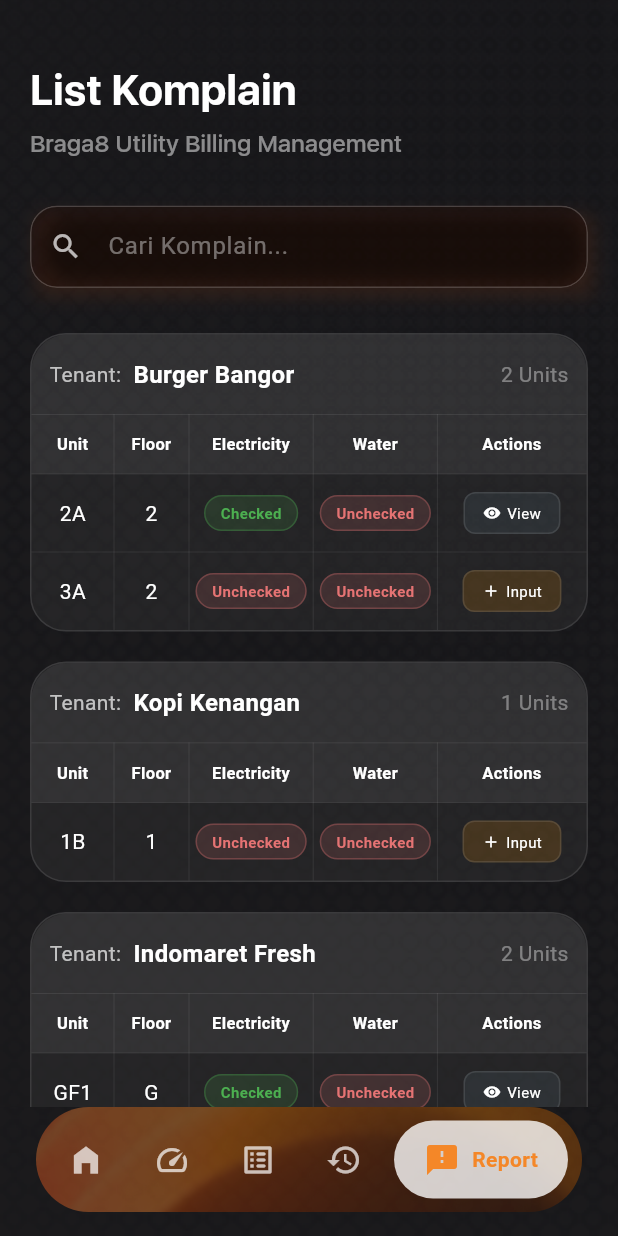
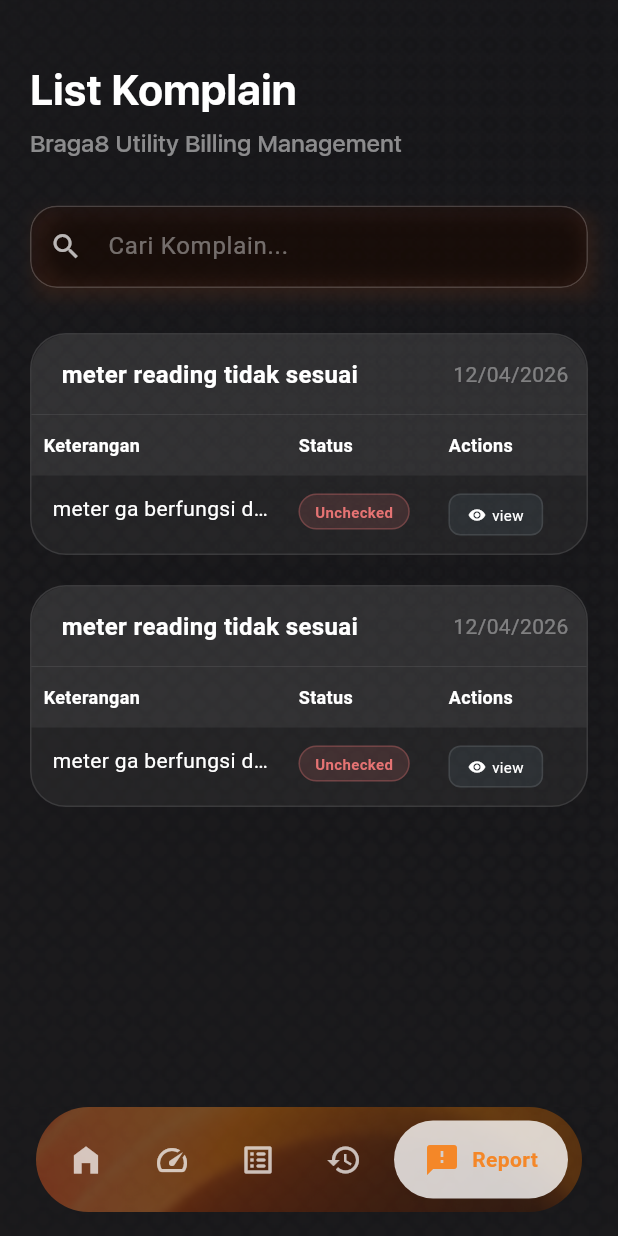
Before and after one commit to najlanafisah/braga8-app-components, a Flutter app: the screen it shows after launch, item 5 of the bottom bar chosen, on a phone screen of 412 x 824 dp. Run offline on Flutter 3.47's test engine with Material 3 defaults, Android fonts, the light colour scheme and no system bars; project files that could hold a hidden picture were left out.

Commit message:
compliant screen added

```diff
--- a/lib/views/daftar-unit/daftar_unit_screen.dart
+++ b/lib/views/daftar-unit/daftar_unit_screen.dart
@@ -111,7 +111,15 @@
                   ..._filteredTenants.map((tenant) {
                     return TableCard(
                       prefix: "Tenant:",
+                      suffixText: "${_allTenants.length} Units",
                       main: tenant['name'],
+                      columnWidths: {
+                        0: FixedColumnWidth(50),
+                        1: FixedColumnWidth(50),
+                        2: FlexColumnWidth(1.4),
+                        3: FlexColumnWidth(1.4),
+                        4: FixedColumnWidth(90),
+                      },
                       columns: [
                         "Unit",
                         "Floor",
@@ -123,8 +131,14 @@
                         tenant['units_list'],
                       ),
                       rowBuilder: (item) => [
-                        _buildCellText(item['unit']),
-                        _buildCellText(item['floor']),
+                        Text(
+                          item['unit'],
+                          style: TextStyle(color: Colors.white),
+                        ),
+                        Text(
+                          item['floor'],
+                          style: TextStyle(color: Colors.white),
+                        ),
                         StatusBadge(isChecked: item['isCheck']),
                         StatusBadge(isChecked: false),
                         ActionButton(
@@ -146,8 +160,4 @@
       ),
     );
   }
-
-  Widget _buildCellText(String text) {
-    return Text(text, style: TextStyle(color: Colors.white, fontSize: 13));
-  }
 }
--- a/lib/views/dashboard/dashboard_screen.dart
+++ b/lib/views/dashboard/dashboard_screen.dart
@@ -26,7 +26,7 @@
   @override
   Widget build(BuildContext context) {
     // List halaman dipisah di sini agar build method tetap bersih
-    final List<Widget> _pages = [
+    final List<Widget> pages = [
       DashboardBody(onMenuTap: _onItemTapped),
       MeterInputScreen(),
       DaftarUnitScreen(),
@@ -40,7 +40,7 @@
           child: Column(
             children: [
               Expanded(
-                child: IndexedStack(index: _selectedIndex, children: _pages),
+                child: IndexedStack(index: _selectedIndex, children: pages),
               ),
               BottomNavbarCustom(
                 currentIndex: _selectedIndex,
--- a/lib/views/history/history_screen.dart
+++ b/lib/views/history/history_screen.dart
@@ -18,43 +18,43 @@
       "histories_data": [
         {
           "no": "1",
-          "name": "Lala",
+          "name": "Najla Nafisah",
           "activity": "Added Meter Readings",
           "done at": "8 PM 3/10/2026",
         },
         {
           "no": "2",
-          "name": "Najla",
+          "name": "Quaneisha",
           "activity": "Added Meter Readings",
           "done at": "8 PM 3/10/2026",
         },
         {
           "no": "3",
-          "name": "Nana",
+          "name": "Nafisah Najala",
           "activity": "Added Meter Readings",
           "done at": "8 PM 3/10/2026",
         },
         {
           "no": "4",
-          "name": "Nafish",
+          "name": "Aluna eykin",
           "activity": "Added Meter Readings",
           "done at": "8 PM 3/10/2026",
         },
         {
           "no": "5",
-          "name": "Quan",
+          "name": "Khansa Ancut",
           "activity": "Added Meter Readings",
           "done at": "8 PM 3/10/2026",
         },
         {
           "no": "6",
-          "name": "Ancut",
+          "name": "Ancaaaaaaaa",
           "activity": "Added Meter Readings",
           "done at": "8 PM 3/10/2026",
         },
         {
           "no": "7",
-          "name": "Ekin",
+          "name": "Najla Nafissahxn",
           "activity": "Added Electricity Readings",
           "done at": "8 PM 3/10/2026",
         },
@@ -136,6 +136,10 @@
                 else
                   TableCard(
                     main: "History",
+                    columnWidths: {
+                      0: FixedColumnWidth(40),
+                      1: FlexColumnWidth(1),
+                    },
                     showUnitCount: false,
                     columns: ["No", "Name", "Activity", "Done At"],
                     data: _filteredHistories,
@@ -168,9 +172,12 @@
                           style: TextStyle(color: Colors.white),
                         ),
                       ),
-                      Text(
-                        item['done at'],
-                        style: TextStyle(color: Colors.white),
+                      Expanded(
+                        child: Text(
+                          item['done at'],
+                          overflow: TextOverflow.ellipsis,
+                          style: TextStyle(color: Colors.white),
+                        ),
                       ),
                     ],
                   ),
--- a/lib/views/list-komplain/complains_screen.dart
+++ b/lib/views/list-komplain/complains_screen.dart
@@ -1,10 +1,10 @@
+import 'package:braga8_app_components/widgets/action_button.dart';
+import 'package:braga8_app_components/widgets/custom_search_bar.dart';
+import 'package:braga8_app_components/widgets/main_layouts.dart';
+import 'package:braga8_app_components/widgets/page_header.dart';
+import 'package:braga8_app_components/widgets/status_badge.dart';
+import 'package:braga8_app_components/widgets/table_card.dart';
 import 'package:flutter/material.dart';
-import 'package:braga8_app_components/widgets/action_button.dart';
-import 'package:braga8_app_components/widgets/status_badge.dart';
-import '../../widgets/table_card.dart';
-import '../../widgets/page_header.dart';
-import '../../widgets/custom_search_bar.dart';
-import '../../widgets/main_layouts.dart';
 
 class ComplainsScreen extends StatefulWidget {
   const ComplainsScreen({super.key});
@@ -16,53 +16,48 @@
 class _ComplainsScreenState extends State<ComplainsScreen> {
   final List<Map<String, dynamic>> _allTenants = [
     {
-      "name": "Burger Bangor",
-      "units_data": [
-        {"unit": "2A", "floor": "2", "isCheck": true},
-        {"unit": "3A", "floor": "2", "isCheck": false},
-      ],
-    },
-    {
-      "name": "Kopi Kenangan",
-      "units_data": [
-        {"unit": "1B", "floor": "1", "isCheck": false},
-      ],
-    },
-    {
-      "name": "Indomaret Fresh",
-      "units_data": [
-        {"unit": "GF1", "floor": "G", "isCheck": true},
-        {"unit": "GF2", "floor": "G", "isCheck": true},
-      ],
-    },
-    {
-      "name": "Solaria",
-      "units_data": [
-        {"unit": "4C", "floor": "4", "isCheck": false},
+      "histories_data": [
+        {
+          "judul": "meter reading tidak sesuai",
+          "keterangan": "meter ga berfungsi dengan baiq",
+          "isCheck": false,
+        },
+        {
+          "judul": "meter reading tidak sesuai",
+          "keterangan": "meter ga berfungsi dengan baiq",
+          "isCheck": false,
+        },
       ],
     },
   ];
 
-  List<Map<String, dynamic>> _filteredTenants = [];
+  List<Map<String, dynamic>> _filteredHistories = [];
   final TextEditingController _searchController = TextEditingController();
 
   @override
   void initState() {
     super.initState();
-    _filteredTenants = _allTenants;
+    _filteredHistories = List<Map<String, dynamic>>.from(
+      _allTenants[0]['histories_data'],
+    );
   }
 
   void _filterData(String query) {
     setState(() {
+      List<Map<String, dynamic>> allData = List<Map<String, dynamic>>.from(
+        _allTenants[0]['histories_data'],
+      );
+
       if (query.isEmpty) {
-        _filteredTenants = _allTenants;
+        _filteredHistories = allData;
       } else {
-        _filteredTenants = _allTenants
-            .where(
-              (tenant) =>
-                  tenant['name'].toLowerCase().contains(query.toLowerCase()),
-            )
-            .toList();
+        _filteredHistories = allData.where((h) {
+          final keterangan = h['keterangan'].toString().toLowerCase();
+          final judul = h['judul'].toString().toLowerCase();
+          final search = query.toLowerCase();
+
+          return keterangan.contains(search);
+        }).toList();
       }
     });
   }
@@ -97,7 +92,7 @@
                 ),
                 SizedBox(height: 30),
 
-                if (_filteredTenants.isEmpty)
+                if (_filteredHistories.isEmpty)
                   Center(
                     child: Padding(
                       padding: EdgeInsets.only(top: 20),
@@ -108,37 +103,35 @@
                     ),
                   )
                 else
-                  ..._filteredTenants.map((tenant) {
+                  ..._filteredHistories.map((item) {
                     return TableCard(
-                      prefix: "Tenant:",
-                      main: tenant['name'],
-                      columns: [
-                        "Unit",
-                        "Floor",
-                        "Electricity",
-                        "Water",
-                        "Actions",
-                      ],
-                      data: List<Map<String, dynamic>>.from(
-                        tenant['units_data'],
-                      ),
-                      rowBuilder: (item) => [
-                        Text(
-                          item['unit'],
-                          style: TextStyle(color: Colors.white),
+                      main: item['judul'] ?? "Komplain Tanpa Judul",
+                      suffixText: "12/04/2026",
+                      columnWidths: {
+                        0: FlexColumnWidth(2.5),
+                        1: FixedColumnWidth(100),
+                        2: FixedColumnWidth(100),
+                        3: FixedColumnWidth(2),
+                        4: FixedColumnWidth(2),
+                      },
+                      columns: ["Keterangan", "Status", "Actions"],
+                      data: [item],
+                      rowBuilder: (currentItem) => [
+                        Padding(
+                          padding: EdgeInsets.only(left: 6),
+                          child: Text(
+                            currentItem['keterangan'] ?? "",
+                            overflow: TextOverflow.ellipsis,
+                            style: TextStyle(color: Colors.white),
+                          ),
                         ),
-                        Text(
-                          item['floor'],
-                          style: TextStyle(color: Colors.white),
+                        StatusBadge(
+                          isChecked: currentItem['isCheck'] ?? false,
                         ),
-                        StatusBadge(isChecked: item['isCheck']),
-                        StatusBadge(isChecked: false),
                         ActionButton(
-                          label: item['isCheck'] ? "View" : "Input",
-                          icon: item['isCheck'] ? Icons.visibility : Icons.add,
-                          color: item['isCheck']
-                              ? Colors.blueGrey
-                              : Colors.orange,
+                          label: "view",
+                          icon: Icons.visibility,
+                          color: Colors.blueGrey,
                           onPressed: () {
                           },
                         ),
--- a/lib/views/meter-input/meter_input_screen.dart
+++ b/lib/views/meter-input/meter_input_screen.dart
@@ -111,6 +111,14 @@
                   ..._filteredTenants.map((tenant) {
                     return TableCard(
                       prefix: "Tenant:",
+                      columnWidths: {
+                        0: FixedColumnWidth(50),
+                        1: FixedColumnWidth(50),
+                        2: FlexColumnWidth(1.4),
+                        3: FlexColumnWidth(1.4),
+                        4: FixedColumnWidth(90),
+                      },
+                      suffixText: "${_allTenants.length} Units",
                       main: tenant['name'],
                       columns: [
                         "Unit",
@@ -139,8 +147,7 @@
                           color: item['isCheck']
                               ? Colors.blueGrey
                               : Colors.orange,
-                          onPressed: () {
-                          },
+                          onPressed: () {},
                         ),
                       ],
                     );
--- a/lib/widgets/table_card.dart
+++ b/lib/widgets/table_card.dart
@@ -9,6 +9,8 @@
   final List<Widget> Function(Map<String, dynamic> item) rowBuilder;
   final Function(Map<String, dynamic> item)? onRowTap;
   final bool showUnitCount;
+  final String? suffixText;
+  final Map<int, TableColumnWidth>? columnWidths;
 
   const TableCard({
     super.key,
@@ -20,6 +22,8 @@
     required this.data,
     required this.rowBuilder,
     this.showUnitCount = true,
+    this.suffixText,
+    this.columnWidths,
   });
 
   @override
@@ -59,9 +63,9 @@
                         ),
                       ),
                     ),
-                  if (showUnitCount)
+                  if (suffixText != null)
                     Text(
-                      "${data.length} Units",
+                      suffixText!,
                       style: TextStyle(color: Colors.white38, fontSize: 14),
                     ),
                 ],
@@ -69,17 +73,14 @@
             ),
 
           Table(
-            columnWidths: {
-              0: FixedColumnWidth(55),
-              1: FixedColumnWidth(50),
-              4: FlexColumnWidth(1.2),
-            },
-            defaultColumnWidth: FlexColumnWidth(1.0),
-            defaultVerticalAlignment: TableCellVerticalAlignment.middle,
-            border: TableBorder(
-              horizontalInside: BorderSide(color: Colors.white10, width: 0.5),
-              verticalInside: BorderSide(color: Colors.white10, width: 0.5),
-            ),
+            columnWidths:
+                columnWidths ??
+                {
+                  0: FixedColumnWidth(40), // Default No/Keterangan
+                  1: FlexColumnWidth(1), // Default Tengah
+                  2: FlexColumnWidth(1), // Default Tengah
+                  3: IntrinsicColumnWidth(),
+                },
             children: [
               TableRow(
                 decoration: BoxDecoration(
@@ -93,10 +94,10 @@
                       (col) => _cell(
                         Text(
                           col,
-                          textAlign: TextAlign.center,
+                          textAlign: TextAlign.left,
                           style: TextStyle(
                             color: Colors.white,
-                            fontSize: 11,
+                            fontSize: 12,
                             fontWeight: FontWeight.bold,
                           ),
                         ),
@@ -108,8 +109,7 @@
                 (item) => TableRow(
                   children: rowBuilder(item).map((widget) {
                     return GestureDetector(
-                      behavior: HitTestBehavior
-                          .opaque, // Agar seluruh area sel bisa diklik
+                      behavior: HitTestBehavior.opaque,
                       onTap: () => onRowTap?.call(item),
                       child: _cell(widget),
                     );
@@ -124,7 +124,13 @@
   }
 
   Widget _cell(Widget child) => Padding(
-    padding: EdgeInsets.symmetric(vertical: 12, horizontal: 4),
-    child: Center(child: child),
+    padding: EdgeInsets.symmetric(
+      vertical: 12,
+      horizontal: 8,
+    ),
+    child: Align(
+      alignment: Alignment.centerLeft,
+      child: child,
+    ),
   );
 }
```
